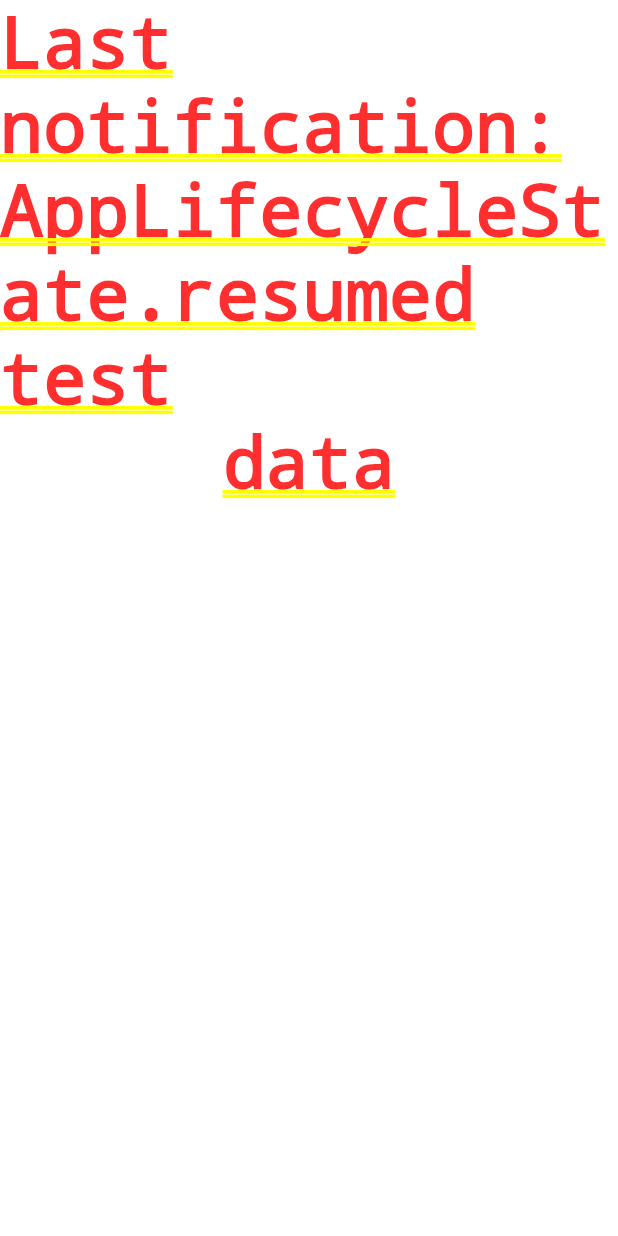
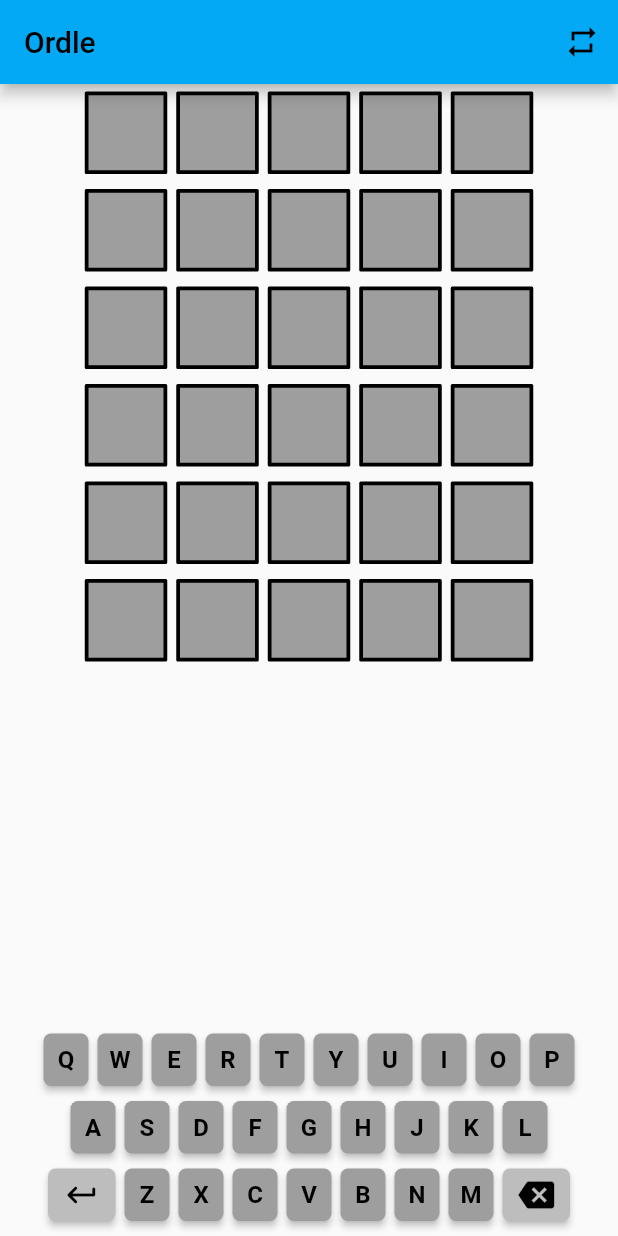
Before and after one commit to aminaramoon/ordle, a Flutter app: the screen it shows after launch, on a phone screen of 412 x 824 dp. Run offline on Flutter 3.47's test engine with Material 2 defaults, Android fonts, the phone set to English and light mode, and no system bars; project files that could hold a hidden picture were left out.

Commit message:
(+) reorg

```diff
--- a/lib/main.dart
+++ b/lib/main.dart
@@ -1,16 +1,16 @@
 import 'package:flutter/material.dart';
 import 'package:provider/provider.dart';
+
 import 'package:wordle/screens/game_screen.dart';
 import 'package:wordle/states/keyboard_provider.dart';
-import 'package:wordle/widgets/keyboard.dart';
-import 'package:wordle/widgets/wordpad.dart';
+import 'package:wordle/widgets/lifetime_reactor.dart';
 
 void main() async {
-  runApp(const MyApp());
+  runApp(const OrdleApp());
 }
 
-class MyApp extends StatelessWidget {
-  const MyApp({Key? key}) : super(key: key);
+class OrdleApp extends StatelessWidget {
+  const OrdleApp({Key? key}) : super(key: key);
 
   // This widget is the root of your application.
   @override
@@ -24,38 +24,8 @@ class MyApp extends StatelessWidget {
         theme: ThemeData(
           primarySwatch: Colors.lightBlue,
         ),
-        routes: {'/': (context) => AppLifecycleReactor(child: Text("data"),)},
+        routes: {'/': (context) => const LifetimeReactor(child: GameScreen(),)},
       ),
     );
   }
 }
-
-class MainScreen extends StatelessWidget {
-  const MainScreen({Key? key}) : super(key: key);
-
-  @override
-  Widget build(BuildContext context) {
-    return Scaffold(
-      appBar: AppBar(
-        title: const Text("Ordle"),
-        actions: [
-          IconButton(
-            icon: const Icon(Icons.repeat),
-            tooltip: 'restart',
-            onPressed: () => context.read<KeyboardProvider>().reset(),
-          ),
-        ],
-      ),
-      body: Center(
-        child: Column(
-          mainAxisAlignment: MainAxisAlignment.center,
-          children: <Widget>[
-            const WordPads(numberOfGuesses: 6),
-            Expanded(child: Container()),
-            const Keyboard(),
-          ],
-        ),
-      ),
-    );
-  }
-}
--- a/lib/screens/game_screen.dart
+++ b/lib/screens/game_screen.dart
@@ -1,49 +1,35 @@
 import 'package:flutter/material.dart';
-import 'package:wordle/services/storage.dart';
+import 'package:provider/provider.dart';
+import 'package:wordle/states/keyboard_provider.dart';
+import 'package:wordle/widgets/keyboard.dart';
+import 'package:wordle/widgets/wordpad.dart';
 
-class AppLifecycleReactor extends StatefulWidget {
-  AppLifecycleReactor({Key? key, required this.child}) : super(key: key);
-
-  final Storage storage = Storage();
-  final Widget child;
-
-  @override
-  State<AppLifecycleReactor> createState() => _AppLifecycleReactorState();
-}
-
-class _AppLifecycleReactorState extends State<AppLifecycleReactor>
-    with WidgetsBindingObserver {
-  @override
-  void initState() {
-    super.initState();
-    _notification = AppLifecycleState.resumed;
-    WidgetsBinding.instance!.addObserver(this);
-  }
-
-  @override
-  void dispose() {
-    print("dispose");
-    WidgetsBinding.instance!.removeObserver(this);
-    super.dispose();
-  }
-
-  late AppLifecycleState _notification;
-
-  @override
-  void didChangeAppLifecycleState(AppLifecycleState state) {
-    print("didChangeAppLifecycleState $state");
-    setState(() {
-      _notification = state;
-    });
-  }
+class GameScreen extends StatelessWidget {
+  const GameScreen({Key? key}) : super(key: key);
 
   @override
   Widget build(BuildContext context) {
-    return Column(
-      children: [
-        Text('Last notification: $_notification test'),
-        widget.child,
-      ],
+    return Scaffold(
+      appBar: AppBar(
+        title: const Text("Ordle"),
+        actions: [
+          IconButton(
+            icon: const Icon(Icons.repeat),
+            tooltip: 'restart',
+            onPressed: () => context.read<KeyboardProvider>().reset(),
+          ),
+        ],
+      ),
+      body: Center(
+        child: Column(
+          mainAxisAlignment: MainAxisAlignment.center,
+          children: <Widget>[
+            const WordPads(numberOfGuesses: 6),
+            Expanded(child: Container()),
+            const Keyboard(),
+          ],
+        ),
+      ),
     );
   }
 }
--- /dev/null
+++ b/lib/widgets/lifetime_reactor.dart
@@ -0,0 +1,41 @@
+import 'package:flutter/material.dart';
+
+
+class LifetimeReactor extends StatefulWidget {
+  const LifetimeReactor({Key? key, required this.child}) : super(key: key);
+
+  final Widget child;
+
+  @override
+  State<LifetimeReactor> createState() => _LifetimeReactorState();
+}
+
+class _LifetimeReactorState extends State<LifetimeReactor>
+    with WidgetsBindingObserver {
+  @override
+  void initState() {
+    super.initState();
+    _notification = AppLifecycleState.resumed;
+    WidgetsBinding.instance!.addObserver(this);
+  }
+
+  @override
+  void dispose() {
+    WidgetsBinding.instance!.removeObserver(this);
+    super.dispose();
+  }
+
+  late AppLifecycleState _notification;
+
+  @override
+  void didChangeAppLifecycleState(AppLifecycleState state) {
+    setState(() {
+      _notification = state;
+    });
+  }
+
+  @override
+  Widget build(BuildContext context) {
+    return widget.child;
+  }
+}
```
